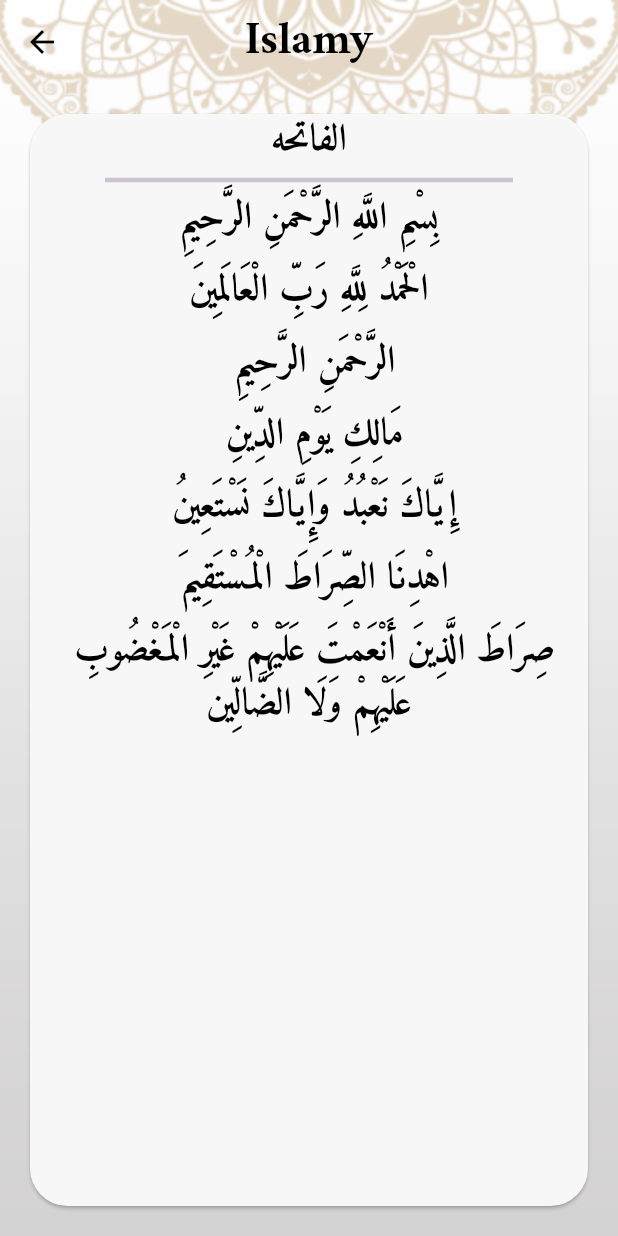
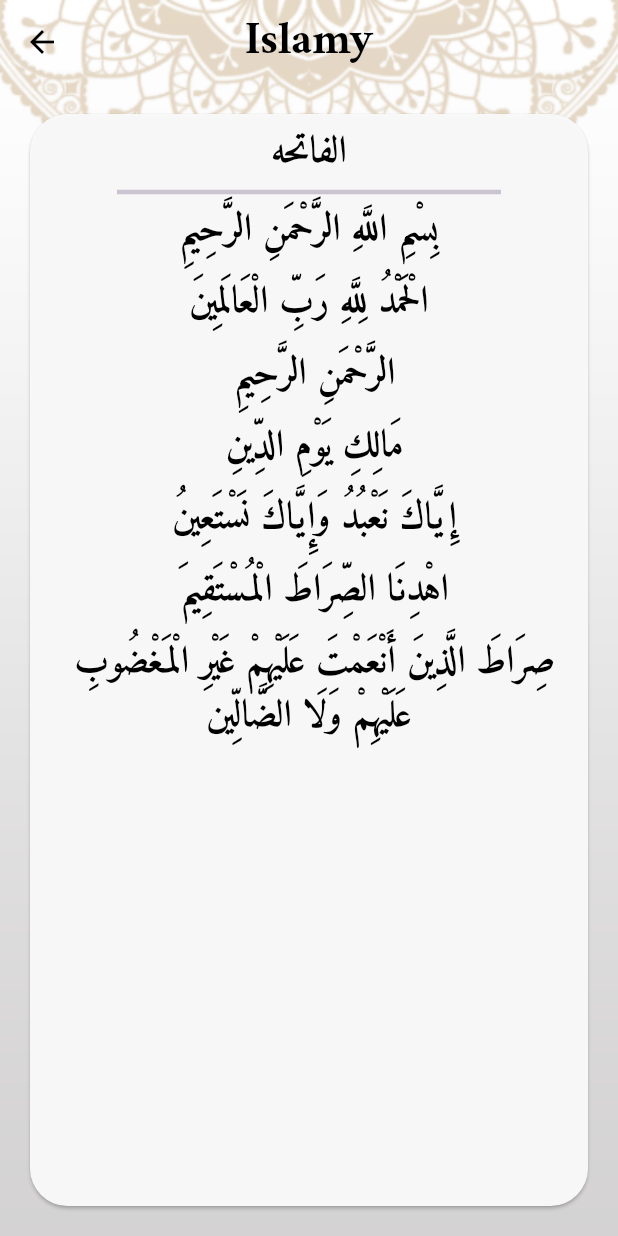
Before and after one commit to BeshoSafwat/Islame, a Flutter app: the screen it shows after launch, after a tap on "الفاتحه", on a phone screen of 412 x 824 dp. Run offline on Flutter 3.47's test engine with Material 3 defaults, Android fonts, the phone set to English and light mode, and no system bars; generated files the repository leaves out were written again.

Commit message:
app update

```diff
--- a/lib/bottom_sheets/language_bottom_sheet.dart
+++ b/lib/bottom_sheets/language_bottom_sheet.dart
@@ -5,7 +5,7 @@ import 'package:provider/provider.dart';
 import '../providers/my_provider.dart';
 
 class LanguageBottomSheet extends StatelessWidget {
-  LanguageBottomSheet({super.key});
+  const LanguageBottomSheet({super.key});
 
   @override
   Widget build(BuildContext context) {
@@ -27,7 +27,7 @@ class LanguageBottomSheet extends StatelessWidget {
                       : Theme.of(context).textTheme.displayMedium),
             ),
             if (provider.languageCode == "en") ...[
-              Icon(Icons.done, size: 30, color: MyThemeData.primaryColor),
+              const Icon(Icons.done, size: 30, color: MyThemeData.primaryColor),
             ]
           ],
         ),
@@ -47,7 +47,7 @@ class LanguageBottomSheet extends StatelessWidget {
                       : Theme.of(context).textTheme.displayMedium),
             ),
             if (provider.languageCode == "ar") ...[
-              Icon(Icons.done, size: 30, color: MyThemeData.primaryColor),
+              const Icon(Icons.done, size: 30, color: MyThemeData.primaryColor),
             ]
           ],
         )
--- a/lib/main.dart
+++ b/lib/main.dart
@@ -11,11 +11,11 @@ import 'my_theme.dart';
 void main() {
   runApp(ChangeNotifierProvider<MyProvider>(
       create: (context) => MyProvider() ,
-      child: MyApp()));
+      child: const MyApp()));
 }
 
 class MyApp extends StatelessWidget {
-   MyApp({super.key});
+   const MyApp({super.key});
 
   @override
   Widget build(BuildContext context) {
@@ -27,11 +27,11 @@ class MyApp extends StatelessWidget {
       theme: MyThemeData.lightTheme,
       darkTheme: MyThemeData.darkTheme,
       themeMode: provider.themeMode,
-      locale: Locale("${provider.languageCode}"),
+      locale: Locale(provider.languageCode),
       routes: {
         HomeScreen.routeName: (context) => HomeScreen(),
         SuraDetailsScreen.routeName: (context) => SuraDetailsScreen(),
-        HadethDetails.routeName: (context) => HadethDetails(),
+        HadethDetails.routeName: (context) => const HadethDetails(),
       },
       initialRoute: HomeScreen.routeName,
     );
--- a/lib/my_theme.dart
+++ b/lib/my_theme.dart
@@ -3,8 +3,9 @@ import 'package:flutter/material.dart';
 class MyThemeData {
   static const Color primaryColor = Color(0xffB7935F);
   static const Color scecondryColor = Color(0xff242424);
-  static Color darkPrimary = Color(0xff141A2E);
-  static Color darkSecondary = Color(0xffFACC1D);
+  static const Color darkPrimary = Color(0xff141A2E);
+  static const Color darkSecondary = Color(0xffFACC1D);
+  static const Color darkColor = Colors.white;
 
   static ThemeData lightTheme = ThemeData(
     textTheme: TextTheme(
@@ -138,8 +139,9 @@ class MyThemeData {
       unselectedIconTheme: IconThemeData(
         size: 25,
       ),
+      type: BottomNavigationBarType.fixed,
+      backgroundColor: Color(0xff141A2E),
     ),
-
     dividerColor: darkSecondary,
     scaffoldBackgroundColor: Colors.transparent,
   );
--- a/lib/sura_details/sura_details.dart
+++ b/lib/sura_details/sura_details.dart
@@ -45,6 +45,8 @@ class SuraDetailsScreen extends StatelessWidget {
                 shape: UnderlineInputBorder(
                     borderRadius: BorderRadius.circular(25),
                     borderSide: BorderSide(color: Colors.transparent)),
+                child: Padding(
+                  padding: const EdgeInsets.all(8.0),
                   child: Column(
                     children: [
                       Text(
@@ -77,6 +79,7 @@ class SuraDetailsScreen extends StatelessWidget {
                   ),
                 ),
               ),
+            ),
           );
         },
       ),
--- a/lib/tabs/quran_tab.dart
+++ b/lib/tabs/quran_tab.dart
@@ -271,7 +271,7 @@ class QuranTab extends StatelessWidget {
                           AppLocalizations.of(context)!.chaptername,
                           style: Theme.of(context).textTheme.bodyMedium,
                         ),
-                        SizedBox(width: 5,),
+                        const SizedBox(width: 5,),
                         Text(
                           AppLocalizations.of(context)!.chapternumber,
                           style: Theme.of(context).textTheme.bodyMedium,
--- a/lib/tabs/settings_tab.dart
+++ b/lib/tabs/settings_tab.dart
@@ -37,6 +37,7 @@ class SettingsTab extends StatelessWidget {
               );
             },
             child: Container(
+              height: 55,
               width: double.infinity,
               padding: EdgeInsets.all(12),
               decoration: BoxDecoration(
@@ -71,6 +72,7 @@ class SettingsTab extends StatelessWidget {
               );
             },
             child: Container(
+              height: 55,
               width: double.infinity,
               padding: EdgeInsets.all(12),
               decoration: BoxDecoration(
```
Also changed, not shown: lib/bottom_sheets/theme_bottom_sheet.dart (+4 -4 lines), lib/hadeth_details/hadeth_details.dart (+9 -7 lines), lib/hadeth_details/hadeth_details_provider.dart (+5 -3 lines), lib/tabs/ahadeth_tab.dart (+3 -6 lines). Lines whose indentation alone changed are shown as unchanged.
